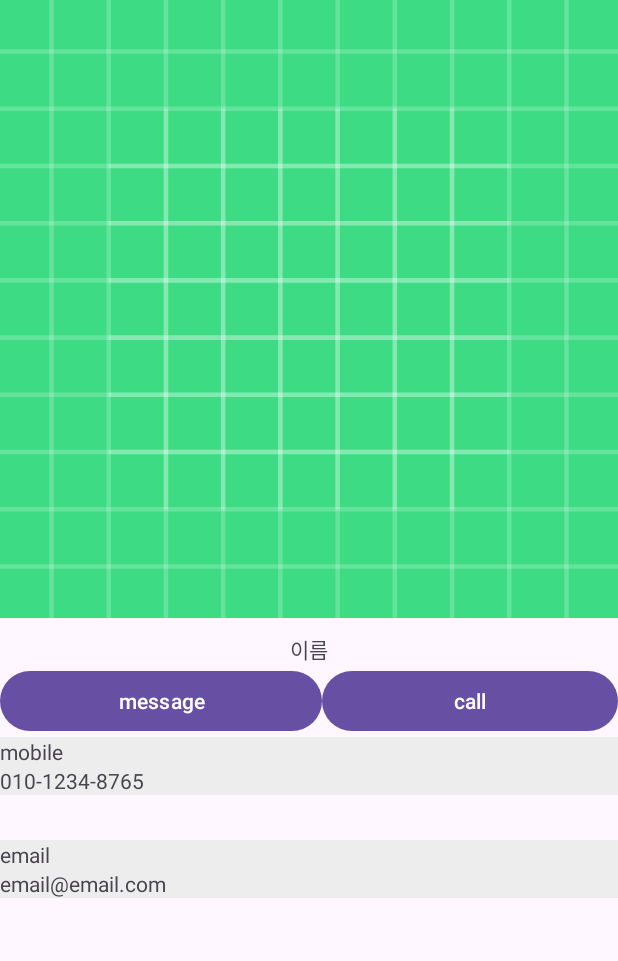
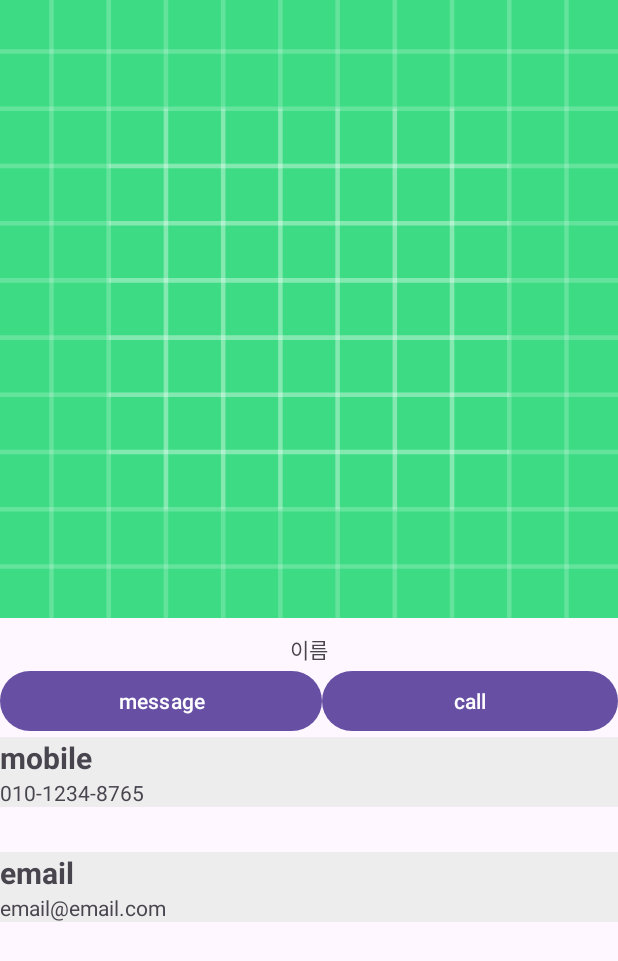
Before and after one commit to Android-Team-119/Android_Team119_Project, an Android app: the fragment ContactDetailFragment shown on its own in the app's theme, on a phone screen of 412 x 824 dp. Shown: the top 961 px of the screen. Run offline under Robolectric (Android 15) with nearby library versions, the phone set to English and light mode, and no system bars.

Commit message:
[DESIGN] : 🎨 Detail Page UI 수정

```diff
--- a/app/src/main/res/layout/fragment_contact_detail.xml
+++ b/app/src/main/res/layout/fragment_contact_detail.xml
@@ -81,7 +81,9 @@
                         android:layout_width="match_parent"
                         android:layout_height="wrap_content"
                         android:background="#ededed"
-                        android:text="mobile" />
+                        android:text="mobile"
+                        android:textStyle="bold"
+                        android:textSize="20sp"/>
 
                     <TextView
                         android:id="@+id/phoneNumber_detail"
@@ -95,7 +97,9 @@
                         android:layout_width="match_parent"
                         android:layout_height="wrap_content"
                         android:background="#ededed"
-                        android:text="email" />
+                        android:text="email"
+                        android:textStyle="bold"
+                        android:textSize="20sp"/>
 
                     <TextView
                         android:id="@+id/email_detail"
```
